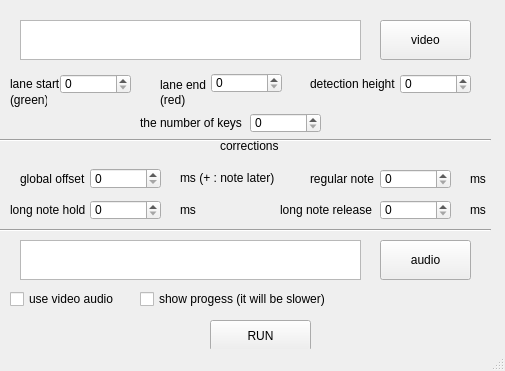
iamnotcoding/VSRGToOsuMaina, file mainwindow.ui: the form before one commit.
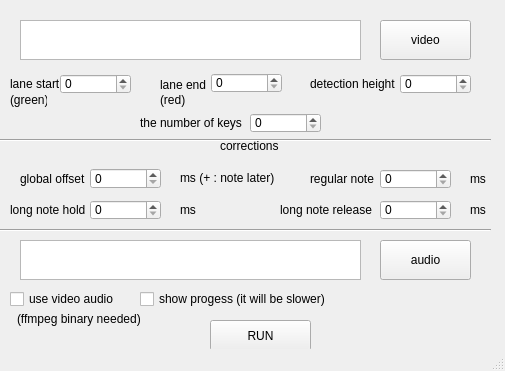
The form after the commit.

```diff
--- a/mainwindow.ui
+++ b/mainwindow.ui
@@ -449,6 +449,19 @@
      </size>
     </property>
    </widget>
+   <widget class="QLabel" name="label_17">
+    <property name="geometry">
+     <rect>
+      <x>17</x>
+      <y>304</y>
+      <width>131</width>
+      <height>30</height>
+     </rect>
+    </property>
+    <property name="text">
+     <string>(ffmpeg binary needed)</string>
+    </property>
+   </widget>
   </widget>
   <widget class="QStatusBar" name="statusbar"/>
  </widget>
```
